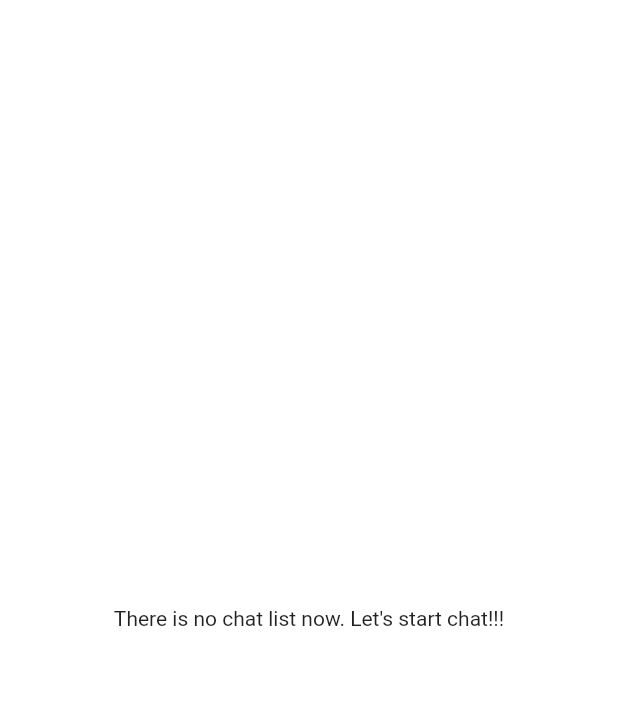
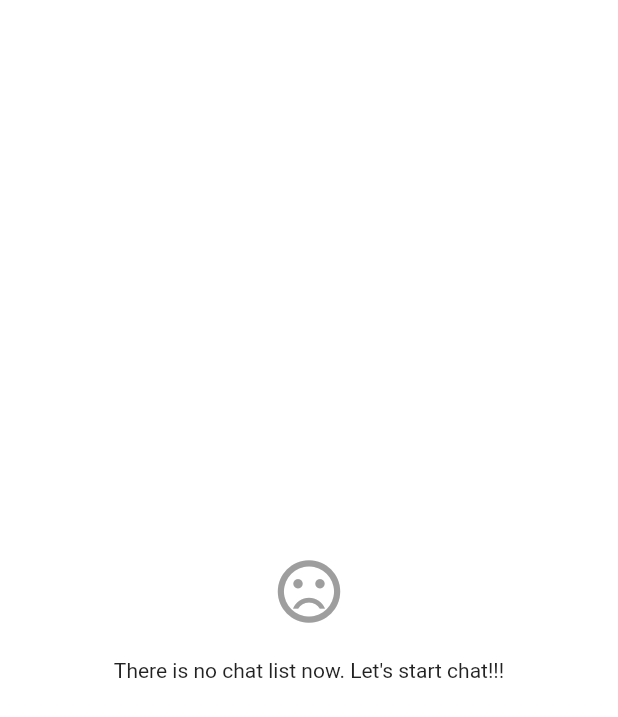
Before and after one commit to ThihaThantSin777/we-chat, a Flutter app: the WeChatChatHistoryPage widget shown alone on an empty page, opened directly, on a phone screen of 412 x 824 dp. Shown: the top 717 px of the screen. Run offline on Flutter 3.47's test engine with Material 2 defaults, Android fonts, the phone set to English and light mode, and no system bars; our stand-ins replace azlistview, cached_network_image, cloud_firestore, file_picker, firebase_auth, firebase_core and 11 more; missing offline and left inert: qr_code_scanner; accounts and stored records are empty; network calls fail.

Commit message:
90 % we chat app

```diff
--- a/lib/pages/we_chat_chat_history_page.dart
+++ b/lib/pages/we_chat_chat_history_page.dart
@@ -30,10 +30,19 @@ class WeChatChatHistoryPage extends StatelessWidget {
                   WeChatChatHistoryPageBloc weChatHomePageBloc =
                       context.read<WeChatChatHistoryPageBloc>();
                   return (userVOList.isEmpty)
-                      ? const WaitingWidget(
+                      ? Column(
+                    mainAxisAlignment: MainAxisAlignment.center,
+                        children: const[
+                          Icon(Icons.sentiment_dissatisfied_outlined,color: Colors.grey,size: kPadSpace50x,),
+                           SizedBox(
+                            height: kPadSpace20x,
+                          ),
+                          WaitingWidget(
                     isAddCircularProgressIndicator: false,
                     text: 'There is no chat list now. Let\'s start chat!!!',
-                  )
+                  ),
+                        ],
+                      )
                       : ListView.builder(
                           itemCount: (userVOList.length),
                           itemBuilder: (BuildContext context, int index) {
```
